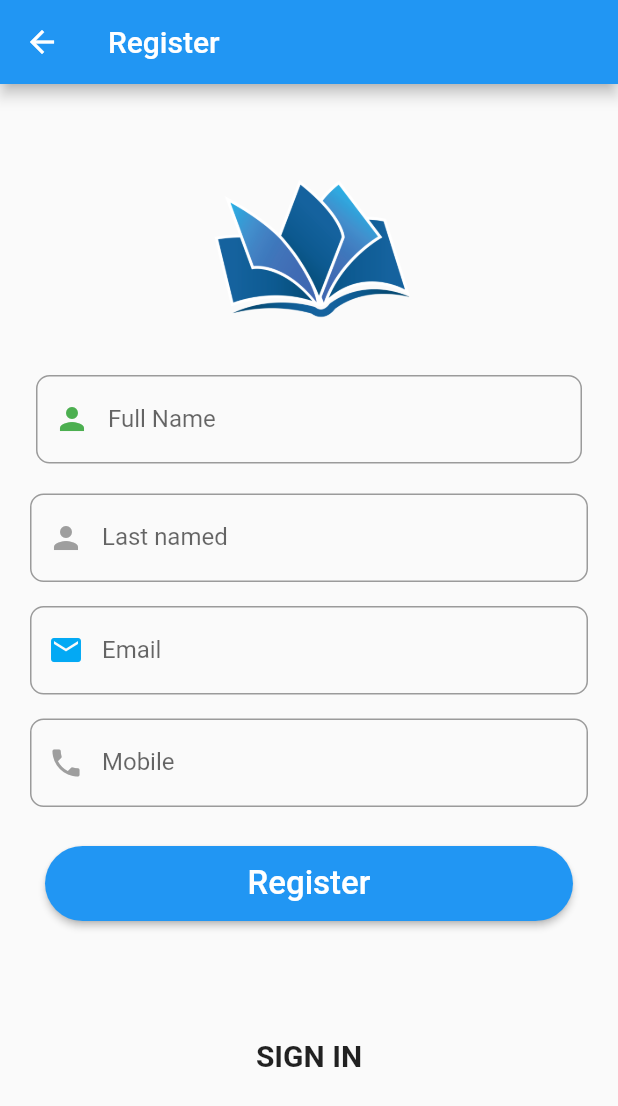
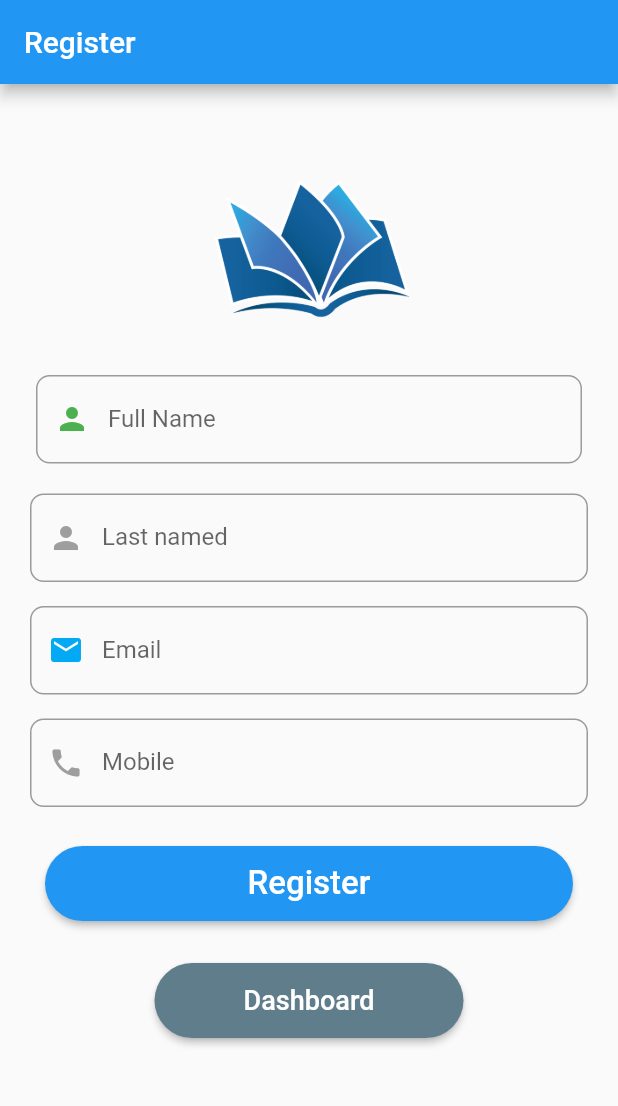
Before and after one commit to radenfebri/project_flutter_23, a Flutter app: the screen it shows after launch, after a tap on the "person add" icon, on a phone screen of 412 x 824 dp. Shown: the top 1106 px of the screen. Run offline on Flutter 3.47's test engine with Material 2 defaults, Android fonts, the phone set to English and light mode, and no system bars; our stand-ins replace form_field_validator.

Commit message:
add button back to dashborard and remove arrow back

```diff
--- a/lib/main.dart
+++ b/lib/main.dart
@@ -24,7 +24,7 @@ class MyApp extends StatelessWidget {
         // is not restarted.
         primarySwatch: Colors.blue,
       ),
-      home: const MyHomePage(title: 'Home Page'),
+      home: const MyHomePage(title: 'Start Page'),
     );
   }
 }
@@ -62,6 +62,7 @@ class _MyHomePageState extends State<MyHomePage> {
         // Here we take the value from the MyHomePage object that was created by
         // the App.build method, and use it to set our appbar title.
         title: Text(widget.title),
+        automaticallyImplyLeading: false,
       ),
       body: Center(
         // Center is a layout widget. It takes a single child and positions it
--- a/lib/register_page.dart
+++ b/lib/register_page.dart
@@ -1,6 +1,7 @@
 import 'package:flutter/foundation.dart';
 import 'package:flutter/material.dart';
 import 'package:form_field_validator/form_field_validator.dart';
+import 'package:project_workshop_mobile/main.dart';
 
 class Register extends StatefulWidget {
   const Register({Key? key}) : super(key: key);
@@ -18,6 +19,7 @@ class _RegisterState extends State<Register> {
     return Scaffold(
         appBar: AppBar(
           title: Text('Register'),
+          automaticallyImplyLeading: false,
         ),
         body: SingleChildScrollView(
           child: Padding(
@@ -142,7 +144,6 @@ class _RegisterState extends State<Register> {
                         child: Padding(
                       padding: const EdgeInsets.all(18.0),
                       child: Container(
-                        // margin: EdgeInsets.fromLTRB(200, 20, 50, 0),
                         child: RaisedButton(
                           child: Text(
                             'Register',
@@ -164,12 +165,29 @@ class _RegisterState extends State<Register> {
                       ),
                     )),
                     Center(
-                      child: Container(
-                        padding: EdgeInsets.only(top: 60),
-                        child: Text(
-                          'SIGN IN',
-                          style: TextStyle(
-                              fontSize: 20, fontWeight: FontWeight.bold),
+                      child: Padding(
+                        padding: const EdgeInsets.all(10.0),
+                        child: Container(
+                          child: RaisedButton(
+                            child: Text(
+                              'Dashboard',
+                              style:
+                                  TextStyle(fontSize: 18, color: Colors.white),
+                            ),
+                            onPressed: () {
+                              Navigator.push(
+                                context,
+                                MaterialPageRoute(
+                                    builder: (context) =>
+                                        const MyHomePage(title: "Dashboard")),
+                              );
+                            },
+                            shape: RoundedRectangleBorder(
+                                borderRadius: BorderRadius.circular(30)),
+                            color: Colors.blueGrey,
+                          ),
+                          width: MediaQuery.of(context).size.width / 2,
+                          height: 50,
                         ),
                       ),
                     )
```
